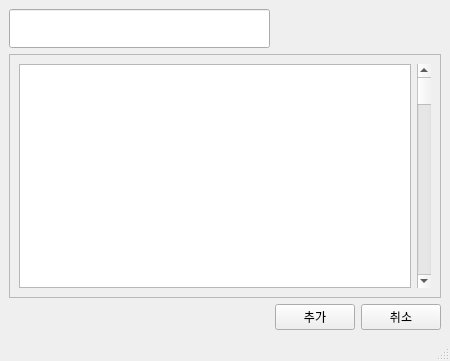
Qt form OOP_Project_Qt/AddRecipeUi.ui (Doho-K/OOP23_1) before a commit.
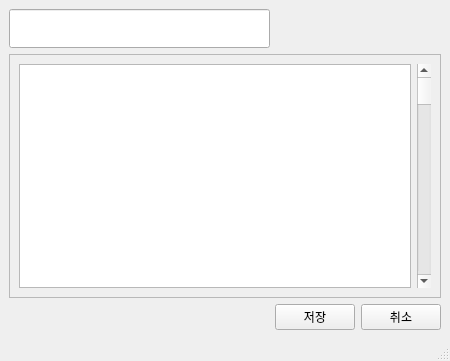
The same form after that commit.

Patch:
```diff
--- a/OOP_Project_Qt/AddRecipeUi.ui
+++ b/OOP_Project_Qt/AddRecipeUi.ui
@@ -92,7 +92,7 @@
       <item>
        <widget class="QPushButton" name="pushButton_2">
         <property name="text">
-         <string>추가</string>
+         <string>저장</string>
         </property>
        </widget>
       </item>
```
Left out of the diff: 8 changed lines with no effect on the pictures.
